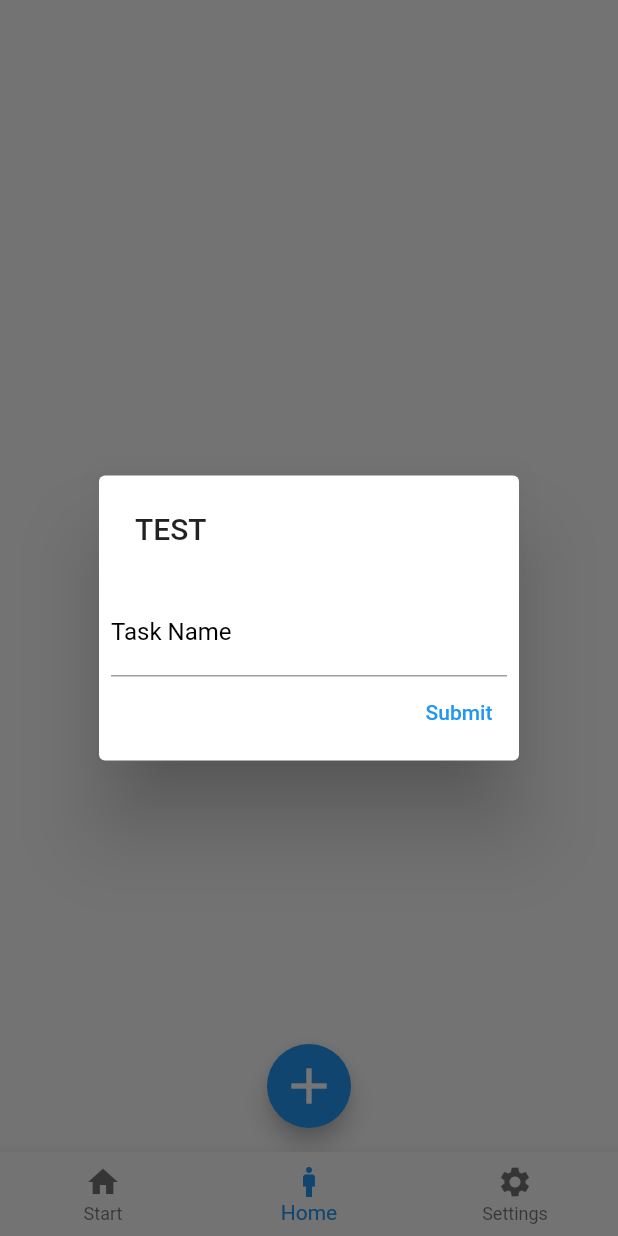
After one commit to ak2417h/todo-app, a Flutter app: the mainpage screen opened by its route, item 2 of the bottom bar chosen, after a tap on the "add" icon, on a phone screen of 412 x 824 dp. The commit adds this screen. Run offline on Flutter 3.47's test engine with Material 2 defaults, Android fonts, the phone set to English and light mode, and no system bars; our stand-ins replace cloud_firestore, firebase_auth, firebase_core; missing offline and left inert: dart:ffi; accounts and stored records are empty; network calls fail.

Commit message:
started on the main page

```diff
--- /dev/null
+++ b/lib/home.dart
@@ -0,0 +1,73 @@
+import 'dart:ffi';
+
+import 'package:cloud_firestore/cloud_firestore.dart';
+import 'package:firebase_core/firebase_core.dart';
+import 'package:flutter/gestures.dart';
+import 'package:flutter/material.dart';
+import 'package:firebase_auth/firebase_auth.dart';
+
+class home extends StatefulWidget {
+  const home({super.key});
+
+  @override
+  State<home> createState() => _homeState();
+}
+
+class _homeState extends State<home> {
+  @override
+  int s = 1;
+  String task = "";
+  Widget build(BuildContext context) {
+    return Scaffold(
+      body: Column(
+        children: [],
+      ),
+      floatingActionButtonLocation: FloatingActionButtonLocation.centerFloat,
+      floatingActionButton: FloatingActionButton(
+        child: Icon(
+          Icons.add,
+          size: 40,
+        ),
+        onPressed: () async {
+          return showDialog(
+            useRootNavigator: false,
+            context: context,
+            builder: (BuildContext context) {
+              return AlertDialog(
+                title: Text("TEST"),
+                actions: [
+                  TextField(
+                    onChanged: (value) => task = value,
+                    decoration: InputDecoration(
+                      labelStyle: TextStyle(
+                        color: Colors.black,
+                      ),
+                      labelText: "Task Name",
+                    ),
+                  ),
+                  TextButton(
+                    onPressed: () async {
+                      if (task == "") {
+                        ScaffoldMessenger.of(context).showSnackBar(
+                            SnackBar(content: Text("Please Enter A Task")));
+                      } else {
+                        await FirebaseFirestore.instance
+                            .collection("user")
+                            .doc(FirebaseAuth.instance.currentUser?.uid)
+                            .set({"Task $s": task}, SetOptions(merge: true));
+                        s++;
+                        Navigator.pop(context);
+                      }
+                      task = "";
+                    },
+                    child: Text("Submit"),
+                  )
+                ],
+              );
+            },
+          );
+        },
+      ),
+    );
+  }
+}
--- a/lib/login.dart
+++ b/lib/login.dart
@@ -67,6 +67,9 @@ class _loginState extends State<login> {
               child: TextField(
                 decoration: InputDecoration(
                   labelText: "Email",
+                  labelStyle: TextStyle(
+                    color: Colors.black,
+                  ),
                   prefixIcon: Icon(
                     Icons.email,
                     color: Colors.grey[800],
--- a/lib/mainpage.dart
+++ b/lib/mainpage.dart
@@ -2,6 +2,7 @@ import 'package:firebase_auth/firebase_auth.dart';
 import 'package:flutter/material.dart';
 import 'package:cloud_firestore/cloud_firestore.dart';
 import 'start.dart';
+import 'home.dart';
 import 'package:firebase_core/firebase_core.dart';
 import 'package:flutter/gestures.dart';
 import 'package:flutter/material.dart';
@@ -21,7 +22,7 @@ class _mainpageState extends State<mainpage> {
   Widget build(BuildContext context) {
     List<Widget> wl = [
       startClass(),
-      Text("NOTHING"),
+      home(),
       Center(
         child: Column(
           children: [
--- a/lib/signup.dart
+++ b/lib/signup.dart
@@ -74,6 +74,9 @@ class _signupState extends State<signup> {
               child: TextField(
                 decoration: InputDecoration(
                   labelText: "Name",
+                  labelStyle: TextStyle(
+                    color: Colors.black,
+                  ),
                   prefixIcon: Icon(
                     Icons.person,
                     color: Colors.grey[800],
@@ -90,6 +93,9 @@ class _signupState extends State<signup> {
               child: TextField(
                 decoration: InputDecoration(
                   labelText: "Email",
+                  labelStyle: TextStyle(
+                    color: Colors.black,
+                  ),
                   prefixIcon: Icon(
                     Icons.email,
                     color: Colors.grey[800],
@@ -108,6 +114,9 @@ class _signupState extends State<signup> {
                 obscureText: hp,
                 decoration: InputDecoration(
                   labelText: "Password",
+                  labelStyle: TextStyle(
+                    color: Colors.black,
+                  ),
                   prefixIcon: Icon(
                     Icons.lock,
                     color: Colors.grey[800],
@@ -172,13 +181,6 @@ class _signupState extends State<signup> {
           ],
         ),
       ),
-      /*
-      floatingActionButtonLocation: FloatingActionButtonLocation.centerFloat,
-      floatingActionButton: FloatingActionButton(
-        onPressed: () => null,
-        child: Icon(Icons.abc),
-      ),
-      */
     );
   }
 }
--- a/lib/start.dart
+++ b/lib/start.dart
@@ -42,6 +42,8 @@ class _startClassState extends State<startClass> {
       future: db.get(),
       builder: (BuildContext context, AsyncSnapshot<dynamic> snapshot) {
         if (snapshot.hasData) {
+          try {
+            var name = snapshot.data.data()!["name"];
             return Container(
               alignment: Alignment.center,
               child: Text(
@@ -51,6 +53,40 @@ class _startClassState extends State<startClass> {
                 ),
               ),
             );
+          } catch (e) {
+            if (e.toString() ==
+                "type 'Null' is not a subtype of type 'String'") {
+              return Container(
+                alignment: Alignment.center,
+                child: Text(
+                  "no name",
+                  style: TextStyle(
+                    fontSize: 35,
+                  ),
+                ),
+              );
+            }
+            else if (e.toString() == "Null check operator used on a null value"){
+              return Container(
+                alignment: Alignment.center,
+                child: Text(
+                  "name doesnt exist",
+                  style: TextStyle(
+                    fontSize: 35,
+                  ),
+                ),
+              );
+            }
+            return Container(
+              alignment: Alignment.center,
+              child: Text(
+                e.toString(),
+                style: TextStyle(
+                  fontSize: 35,
+                ),
+              ),
+            );
+          }
         }
         if (snapshot.hasError) {
           ScaffoldMessenger.of(context)
@@ -62,14 +98,5 @@ class _startClassState extends State<startClass> {
         return Center(child: CircularProgressIndicator());
       },
     );
-    // return Container(
-    //   alignment: Alignment.center,
-    //   child: Text(
-    //     "Welcome " + a,
-    //     style: TextStyle(
-    //       fontSize: 35,
-    //     ),
-    //   ),
-    // );
   }
 }
```
Lines whose indentation alone changed are shown as unchanged.
